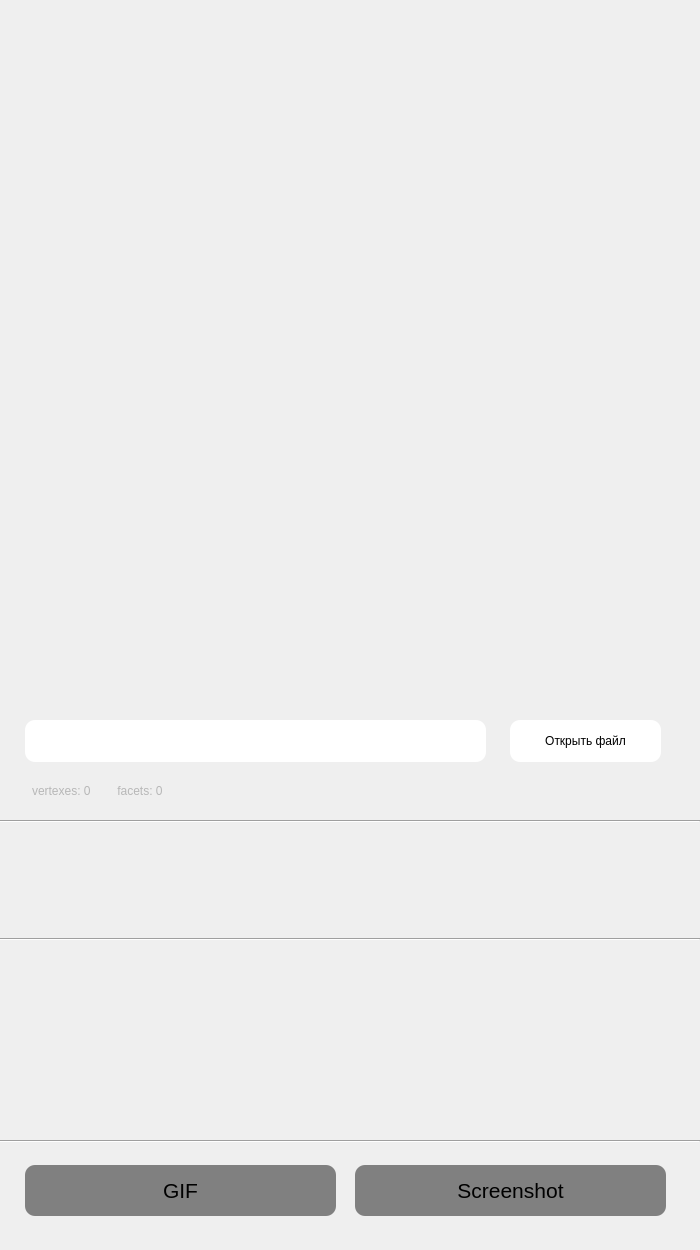
First picture: the form in src/View/Viewer/viewer.ui, repository SleepyDopeKnight/3D_Viewer_CPP-Qt, before the edit.
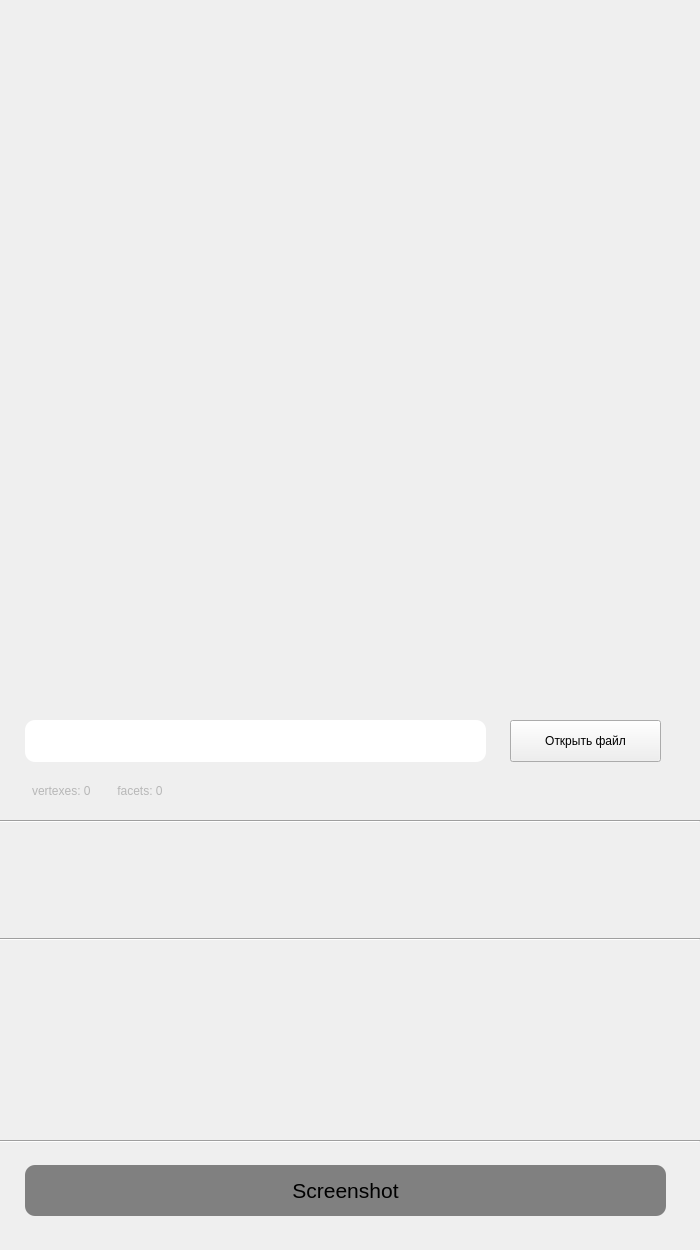
Second picture: the form after the edit.

```diff
--- a/src/View/Viewer/viewer.ui
+++ b/src/View/Viewer/viewer.ui
@@ -49,52 +49,15 @@
      <bool>true</bool>
     </property>
    </widget>
-   <widget class="QPushButton" name="button_create_gif">
-    <property name="enabled">
-     <bool>false</bool>
-    </property>
-    <property name="geometry">
-     <rect>
-      <x>25</x>
-      <y>1165</y>
-      <width>311</width>
-      <height>51</height>
-     </rect>
-    </property>
-    <property name="font">
-     <font>
-      <pointsize>16</pointsize>
-     </font>
-    </property>
-    <property name="styleSheet">
-     <string notr="true">QPushButton{
-    color:black;
-    background-color: white;
-    border-width: 0px;
-    border-radius: 10px;
-}
-
-QPushButton:disabled{
-    color:black;
-    background-color: gray;
-    border-width: 0px;
-    border-radius: 10px;
-}
-</string>
-    </property>
-    <property name="text">
-     <string>GIF</string>
-    </property>
-   </widget>
    <widget class="QPushButton" name="button_create_img">
     <property name="enabled">
      <bool>false</bool>
     </property>
     <property name="geometry">
      <rect>
-      <x>355</x>
+      <x>25</x>
       <y>1165</y>
-      <width>311</width>
+      <width>641</width>
       <height>51</height>
      </rect>
     </property>
@@ -116,6 +79,13 @@
     background-color: gray;
     border-width: 0px;
     border-radius: 10px;
+}
+
+QPushButton:pressed{
+    color:black;
+    background-color: gray;
+    border-width: 0px;
+    border-radius: 10px;
 }</string>
     </property>
     <property name="text">
@@ -137,6 +107,13 @@
     background-color: white;
     border-width: 0px;
     border-radius: 10px;
+}
+
+QPushButton#button_open_file:pressed{
+    color:black;
+    background-color: grey;
+    border-width: 0px;
+    border-radius: 10px;
 }</string>
     </property>
     <property name="text">
```
